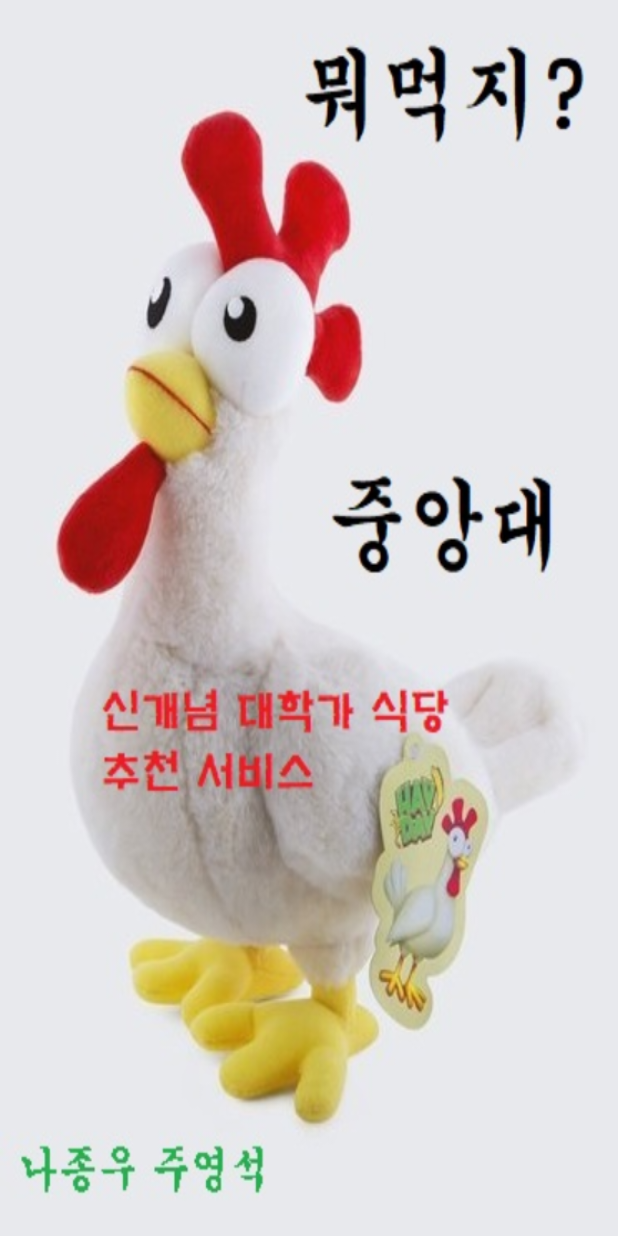
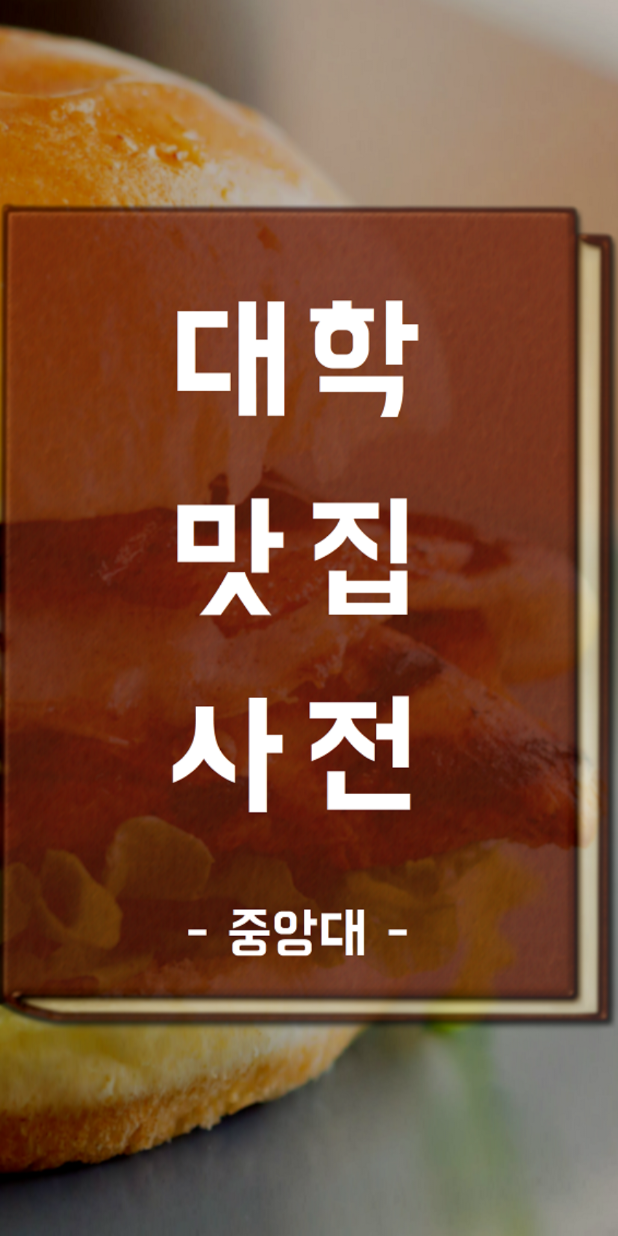
Before and after one commit to CLUG-kr/momukji, an Android app: the SplashActivity screen opened directly, with no data from a screen before it, on a phone screen of 412 x 824 dp. Run offline under Robolectric (Android 15) with nearby library versions, the phone set to English and light mode, and no system bars; 1 statement that could not run was skipped.

Commit message:
Change splash

```diff
--- a/app/src/main/res/layout/activity_splash.xml
+++ b/app/src/main/res/layout/activity_splash.xml
@@ -8,8 +8,7 @@
     <ImageView
         android:layout_width="fill_parent"
         android:layout_height="fill_parent"
-        android:src="@drawable/chicken"
-        android:scaleType="fitXY"
-        />
+        android:scaleType="centerCrop"
+        android:src="@drawable/loading2" />
 
 </RelativeLayout>
```
Also changed, not shown: app/src/main/res/drawable/board.png (added), app/src/main/res/drawable/chicken.jpg (deleted), app/src/main/res/drawable/list.png (added), app/src/main/res/drawable/loading2.png (added), app/src/main/res/drawable/mypage.png (added), app/src/main/res/drawable/recommend.png (added).
